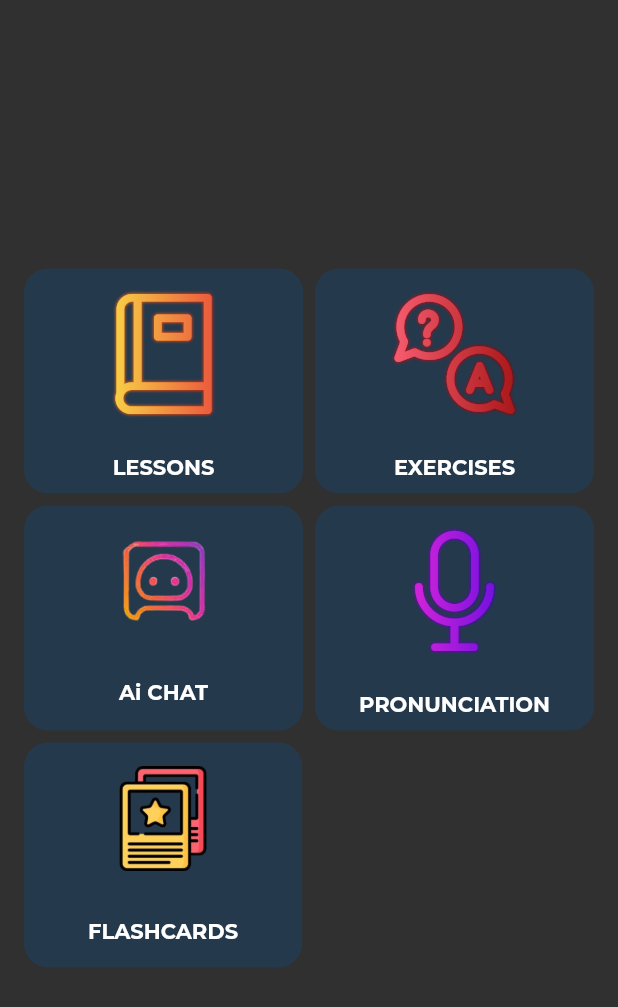
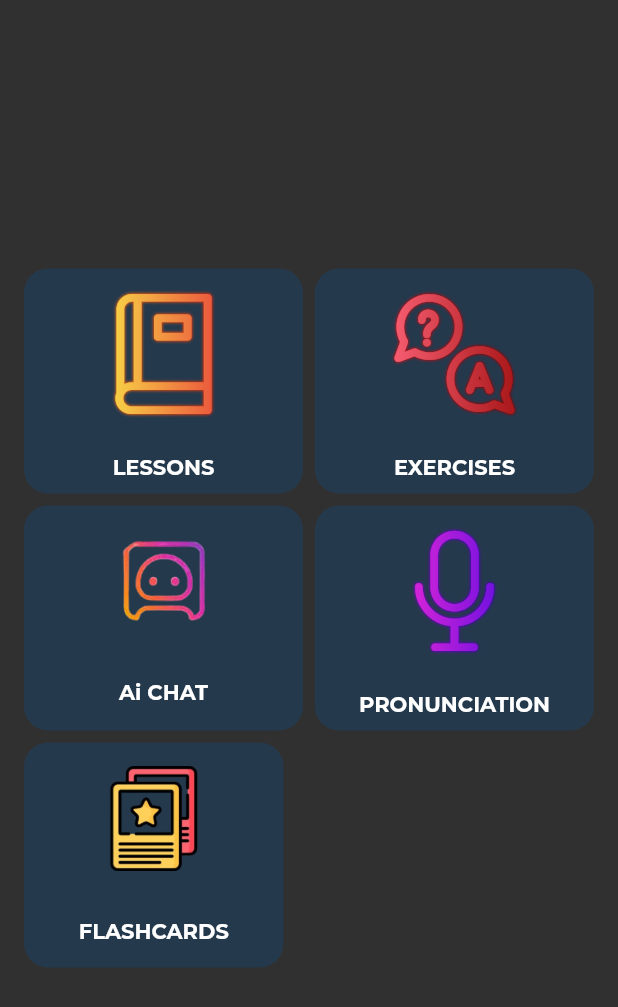
Before and after one commit to DevBeastTeam/moviesapp, a Flutter app: the ProfileButtons widget shown alone on an empty page, opened directly, on a phone screen of 412 x 824 dp. Shown: the top 1007 px of the screen. Run offline on Flutter 3.47's test engine with Material 3 defaults, Android fonts, the light colour scheme and no system bars; our stand-ins replace awesome_dialog, cached_network_image, chat_bubbles, connectivity_plus, dio, dotted_border and 17 more; missing offline and left inert: audio_session, html_to_flutter, humanize_duration, quick_widgets; accounts and stored records are empty; project files that could hold a hidden picture were left out.

Commit message:
now fixed ui for landscape home page

```diff
--- a/lib/pages/home/profile/buttons.dart
+++ b/lib/pages/home/profile/buttons.dart
@@ -3,6 +3,7 @@ import 'package:flutter/material.dart';
 import 'package:go_router/go_router.dart';
 
 import '../../../theme/colors.dart';
+import '../../../utils/screen_utils.dart';
 import '../../../utils/assets/assets_icons.dart';
 import '../../../widgets/icon/gradient_icon.dart';
 
@@ -11,21 +12,18 @@ class ProfileButtons extends StatelessWidget {
 
   @override
   Widget build(BuildContext context) {
-         var h = MediaQuery.of(context).size.height;
-    var w = MediaQuery.of(context).size.width;
-    bool isTablet = w > 450 ? true : false;
+    final screen = ScreenUtils(context);
 
-    if(isTablet){
+    if (screen.isTablet) {
       return Container(
-
         margin: const EdgeInsets.only(top: 5, left: 5, right: 5, bottom: 5),
         decoration: BoxDecoration(
           color: ColorsPallet.darkComponentBackground,
           borderRadius: BorderRadius.circular(10),
         ),
         alignment: Alignment.center,
-        width: w*0.3,
-      height: w*0.3,
+        width: screen.width * 0.3,
+        height: screen.width * 0.3,
         child: GridView(
           shrinkWrap: true,
           controller: ScrollController(),
@@ -89,10 +87,11 @@ class ProfileButtons extends StatelessWidget {
           ],
         ),
       );
-
     }
     return Container(
-      margin: const EdgeInsets.only(top: 8, left: 16, right: 16, bottom: 8),
+      margin: screen.isLandscape
+          ? const EdgeInsets.all(8)
+          : const EdgeInsets.only(top: 8, left: 16, right: 16, bottom: 8),
       alignment: Alignment.center,
       width: MediaQuery.of(context).size.width,
       child: Column(
@@ -246,7 +245,7 @@ class ProfileButtons extends StatelessWidget {
               children: [
                 // SizedBox.fromSize(size: const Size(8, 8)),
                 SizedBox(
-                  width: MediaQuery.of(context).size.width * 0.45,
+                  width: MediaQuery.of(context).size.width * 0.42,
                   child: _buildComponent(
                     context: context,
                     text: 'FLASHCARDS',
@@ -284,7 +283,7 @@ class ProfileButtons extends StatelessWidget {
       shape: RoundedRectangleBorder(borderRadius: BorderRadius.circular(16)),
       onPressed: onPressed,
       child: SizedBox(
-        width: MediaQuery.of(context).size.width *0.13,
+        width: MediaQuery.of(context).size.width * 0.13,
         child: Column(
           mainAxisAlignment: MainAxisAlignment.spaceAround,
           crossAxisAlignment: CrossAxisAlignment.center,
@@ -311,6 +310,7 @@ class ProfileButtons extends StatelessWidget {
       ),
     );
   }
+
   Widget _buildComponent({
     required BuildContext context,
     required String text,
--- /dev/null
+++ b/lib/utils/screen_utils.dart
@@ -0,0 +1,21 @@
+import 'package:flutter/material.dart';
+
+class ScreenUtils {
+  final BuildContext context;
+
+  ScreenUtils(this.context);
+
+  double get width => MediaQuery.of(context).size.width;
+  double get height => MediaQuery.of(context).size.height;
+
+  bool get isTablet {
+    // Using shortestSide is more reliable for tablet detection
+    // across orientations.
+    final shortestSide = MediaQuery.of(context).size.shortestSide;
+    return shortestSide > 600;
+  }
+
+  bool get isLandscape => width > height;
+
+  bool get isPhone => !isTablet;
+}
```
Also changed, not shown: lib/pages/home/home_page.dart (+103 -16 lines), lib/pages/home/profile/badges.dart (+9 -9 lines), lib/pages/home/profile/header.dart (+19 -11 lines), lib/pages/home/profile/progress.dart (+12 -9 lines), lib/pages/home/profile/statistics.dart (+8 -12 lines). Lines whose indentation alone changed are shown as unchanged.
